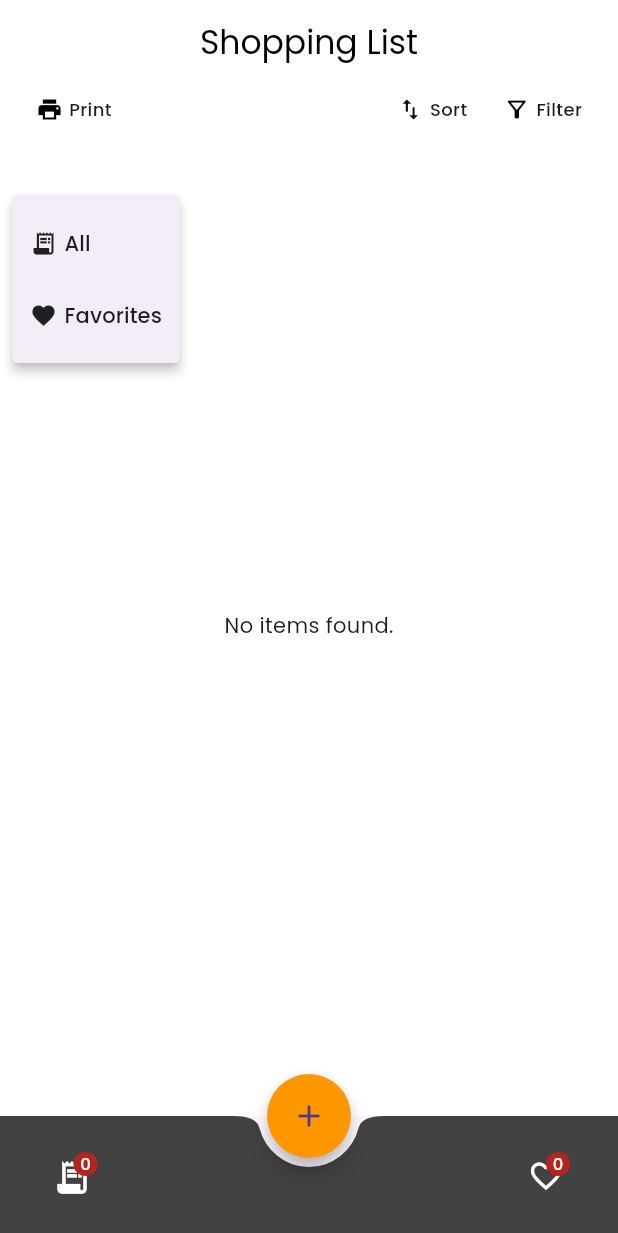
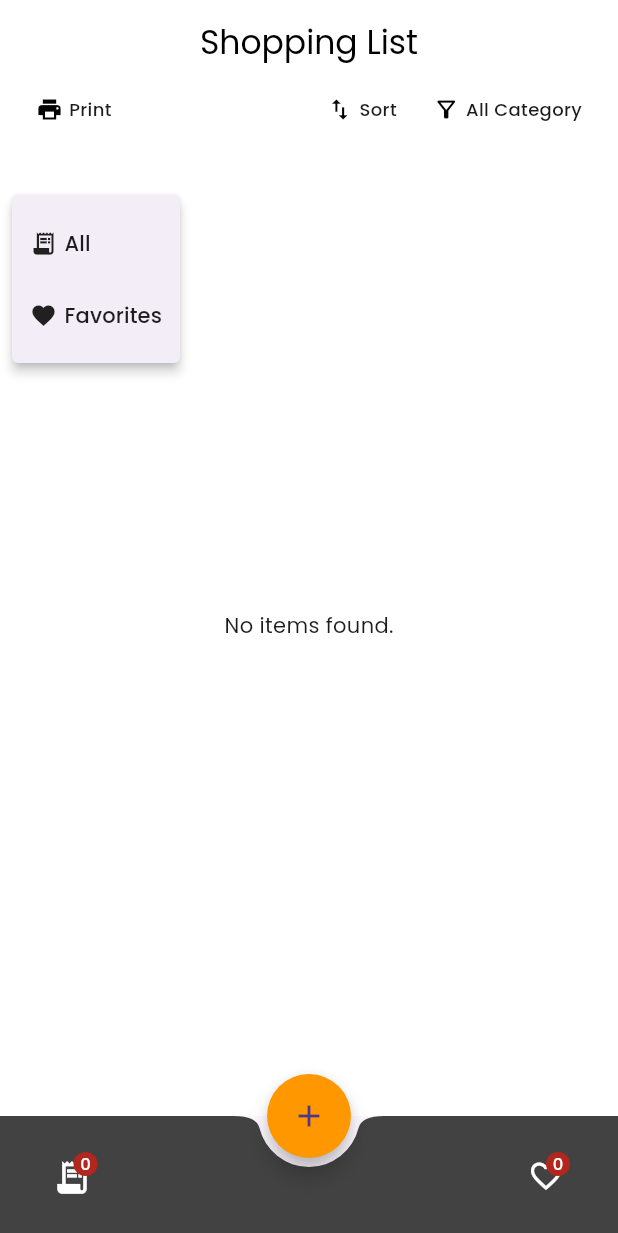
Before and after one commit to kenxsantos/shopping-list-flutter-bloc, a Flutter app: the screen it shows after launch, after a tap on "Print", on a phone screen of 412 x 824 dp. Shown: the top 1233 px of the screen. Run offline on Flutter 3.47's test engine with Material 3 defaults, Android fonts, the phone set to English and light mode, and no system bars; our stand-ins replace flutter_bloc, google_fonts, shared_preferences.

Commit message:
feat: update filter label to 'All Category' and refactor item update logic

```diff
--- a/lib/shopping/utils/filter_menu.dart
+++ b/lib/shopping/utils/filter_menu.dart
@@ -15,7 +15,7 @@ class FilterMenu {
       position: RelativeRect.fromLTRB(100, 130, 0, 0),
       items: [
         PopupMenuItem(
-          value: "Filter",
+          value: "All Category",
           child: Text('All Category'),
           onTap: () {
             context.read<ShoppingBloc>().add(ShoppingFetchItem());
--- a/lib/shopping/widgets/sort_filter_container.dart
+++ b/lib/shopping/widgets/sort_filter_container.dart
@@ -13,12 +13,12 @@ class SortFilterContainer extends StatefulWidget {
 
 class _SortFilterContainerState extends State<SortFilterContainer> {
   String sortLabel = "Sort";
-  String filterLabel = "Filter";
+  String filterLabel = "All Category";
   bool isFiltered = false;
 
   @override
   void initState() {
-    filterLabel == "Filter" ? isFiltered = true : isFiltered = false;
+    filterLabel == "All Category" ? isFiltered = true : isFiltered = false;
     super.initState();
   }
 
@@ -73,13 +73,12 @@ class _SortFilterContainerState extends State<SortFilterContainer> {
                     onSelected: (selectedValue) {
                       setState(() {
                         filterLabel = selectedValue;
-                        filterLabel == "Filter"
+                        filterLabel == "All Category"
                             ? isFiltered = true
                             : isFiltered = false;
                       });
                     },
                   );
-                  debugPrint("Filter menu clicked");
                 },
                 label: filterLabel,
                 icon: isFiltered ? Icons.filter_alt_outlined : Icons.filter_alt,
```
Also changed, not shown: lib/shopping/widgets/item_tile.dart (+30 -9 lines).
